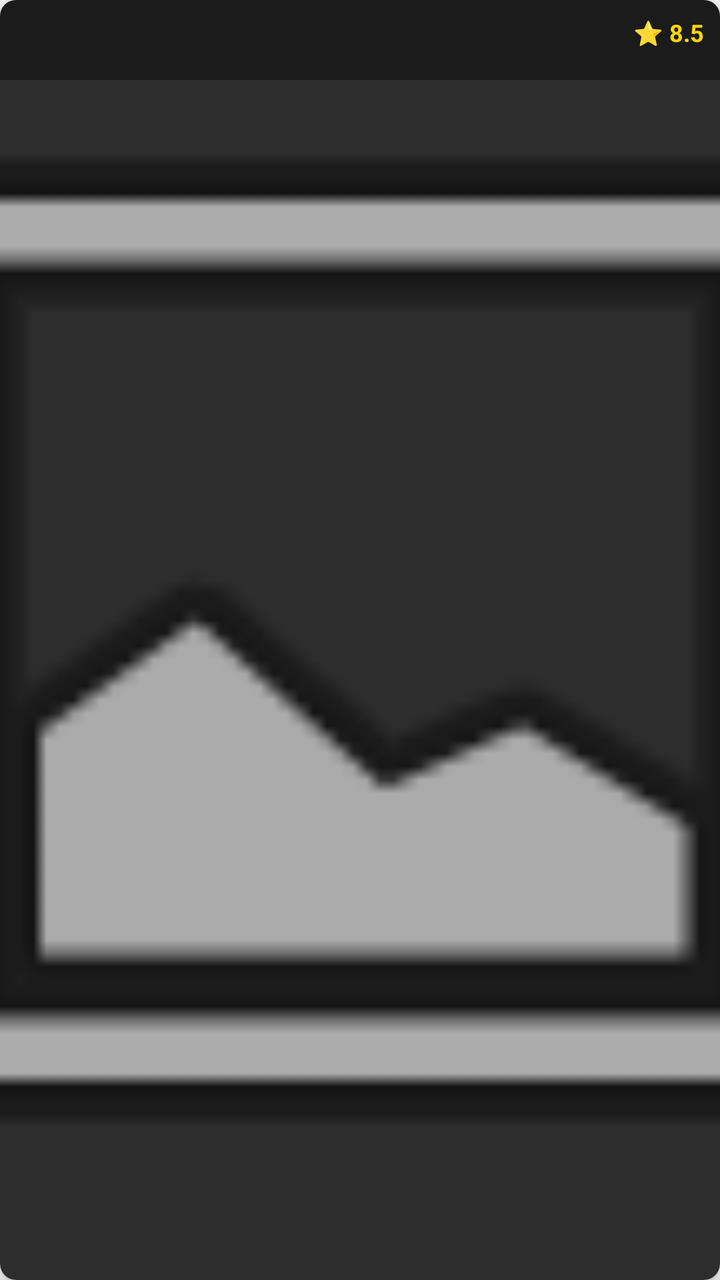
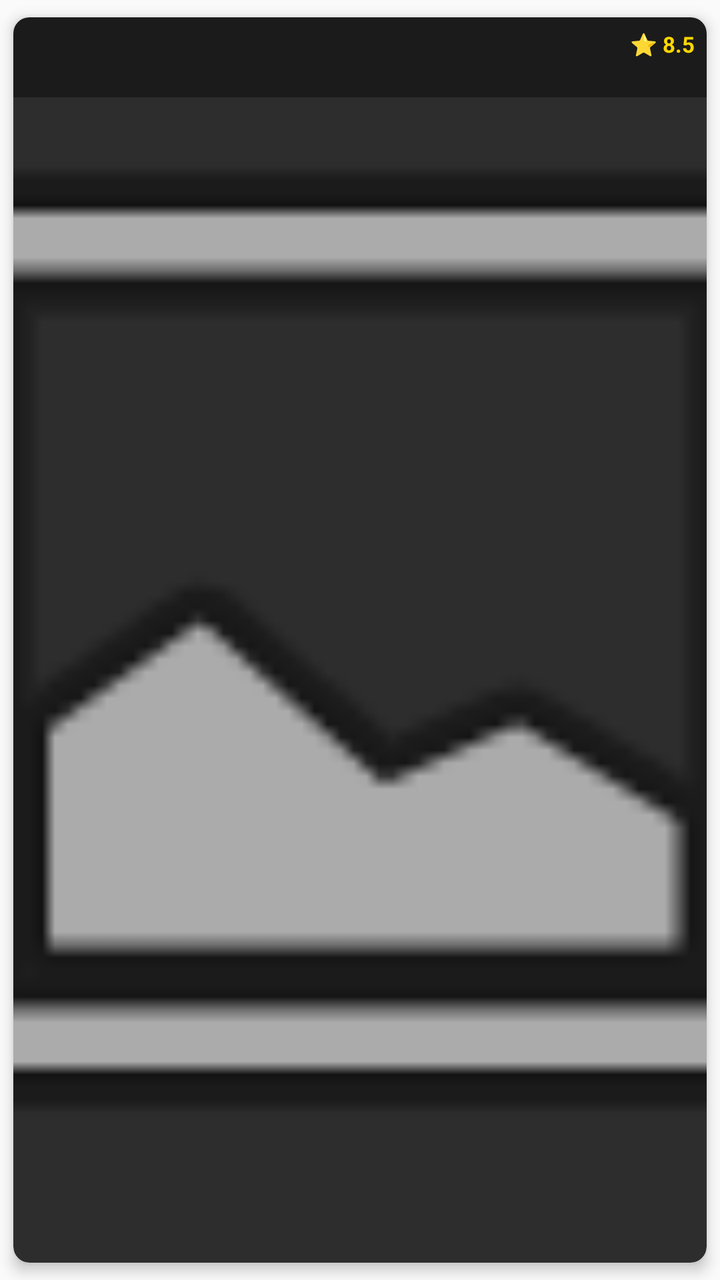

Compare the two renders of this Android layout. The source of the first and the diff that turns it into the second are given below.
<!-- AndroidManifest.xml: application theme Theme.AppCompat.DayNight.NoActionBar -->
<!-- res/layout/item_movie.xml -->
<?xml version="1.0" encoding="utf-8"?>
<androidx.cardview.widget.CardView
    xmlns:android="http://schemas.android.com/apk/res/android"
    xmlns:app="http://schemas.android.com/apk/res-auto"
    android:layout_width="140dp"
    android:layout_height="210dp"
    android:layout_margin="10dp"
    app:cardBackgroundColor="#2D2D2D"
    app:cardCornerRadius="8dp"
    app:cardElevation="4dp">

    <androidx.constraintlayout.widget.ConstraintLayout
        android:layout_width="match_parent"
        android:layout_height="match_parent">

        <ImageView
            android:id="@+id/imgMoviePoster"
            android:layout_width="match_parent"
            android:layout_height="match_parent"
            android:scaleType="centerCrop"
            android:src="@android:drawable/ic_menu_gallery" />

        <View
            android:layout_width="match_parent"
            android:layout_height="40dp"
            android:background="#66000000"
            app:layout_constraintTop_toTopOf="parent"/>

        <TextView
            android:id="@+id/tvMovieRating"
            android:layout_width="wrap_content"
            android:layout_height="wrap_content"
            android:layout_marginTop="8dp"
            android:layout_marginEnd="8dp"
            android:text="⭐ 8.5"
            android:textColor="#FFD700"
            android:textSize="12sp"
            android:textStyle="bold"
            app:layout_constraintTop_toTopOf="parent"
            app:layout_constraintEnd_toEndOf="parent"/>

        <TextView
            android:id="@+id/tvMovieTitle"
            android:layout_width="0dp"
            android:layout_height="wrap_content"
            android:visibility="gone"
            app:layout_constraintTop_toTopOf="parent"
            app:layout_constraintStart_toStartOf="parent"/>

    </androidx.constraintlayout.widget.ConstraintLayout>
</androidx.cardview.widget.CardView>
<!-- resources referenced by this layout -->
<resources>

</resources>

<!-- the commit's change to res/layout/item_movie.xml (unified diff, before → after) -->
@@ -2,12 +2,13 @@
 <androidx.cardview.widget.CardView
     xmlns:android="http://schemas.android.com/apk/res/android"
     xmlns:app="http://schemas.android.com/apk/res-auto"
-    android:layout_width="140dp"
-    android:layout_height="210dp"
-    android:layout_margin="10dp"
+    android:layout_width="110dp"
+    android:layout_height="165dp"
+    android:layout_margin="6dp"
     app:cardBackgroundColor="#2D2D2D"
     app:cardCornerRadius="8dp"
-    app:cardElevation="4dp">
+    app:cardElevation="4dp"
+    app:cardUseCompatPadding="true">
 
     <androidx.constraintlayout.widget.ConstraintLayout
         android:layout_width="match_parent"
@@ -30,11 +31,11 @@
             android:id="@+id/tvMovieRating"
             android:layout_width="wrap_content"
             android:layout_height="wrap_content"
-            android:layout_marginTop="8dp"
-            android:layout_marginEnd="8dp"
+            android:layout_marginTop="6dp"
+            android:layout_marginEnd="6dp"
             android:text="⭐ 8.5"
             android:textColor="#FFD700"
-            android:textSize="12sp"
+            android:textSize="11sp"
             android:textStyle="bold"
             app:layout_constraintTop_toTopOf="parent"
             app:layout_constraintEnd_toEndOf="parent"/>
